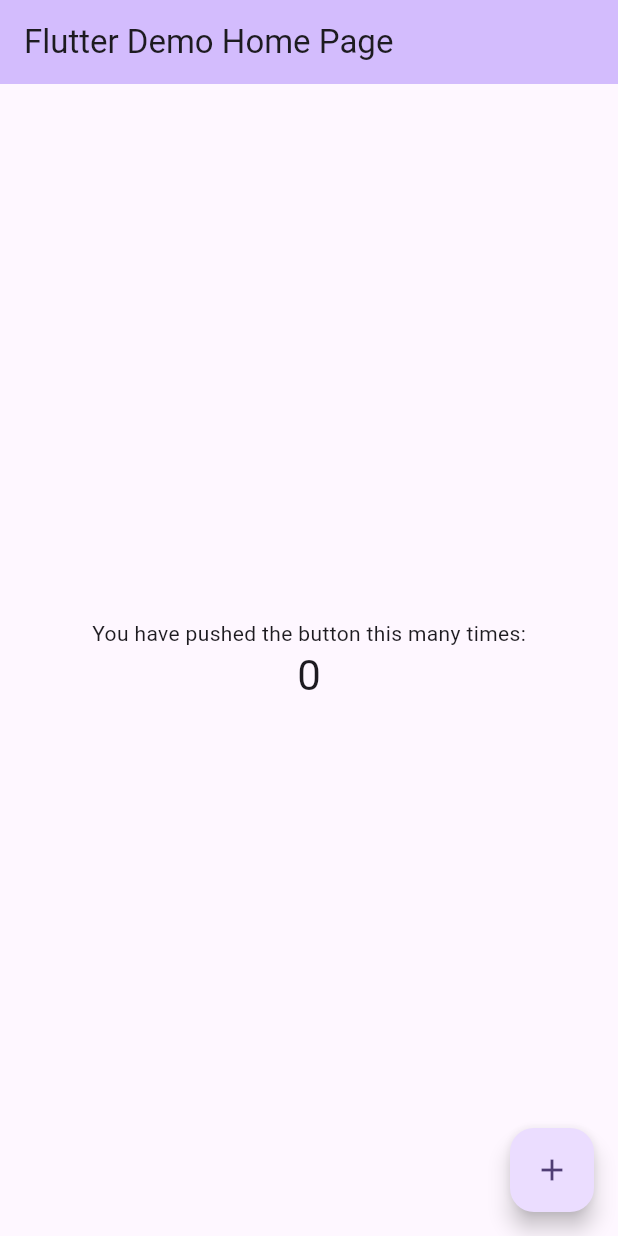
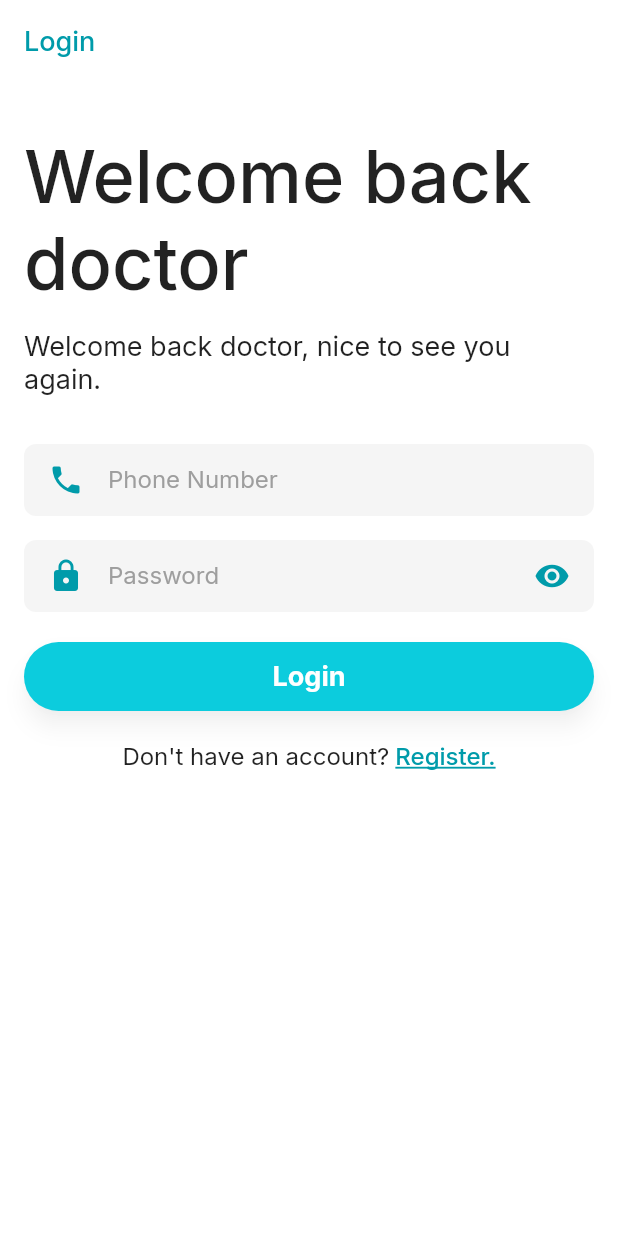
Before and after one commit to ro-drrk/front, a Flutter app: the screen it shows after launch, on a phone screen of 412 x 824 dp. Run offline on Flutter 3.47's test engine with Material 2 defaults, Android fonts, the phone set to English and light mode, and no system bars; our stand-ins replace get, google_fonts.

```diff
--- a/lib/main.dart
+++ b/lib/main.dart
@@ -1,125 +1,23 @@
 import 'package:flutter/material.dart';
+import 'package:get/get.dart';
+import 'package:pill_cart/helper/constant.dart';
+import 'package:pill_cart/screens/login_screen.dart';
+import 'package:pill_cart/screens/register_screen.dart';
 
-void main() {
-  runApp(const MyApp());
-}
+void main() => runApp(MyApp());
 
 class MyApp extends StatelessWidget {
-  const MyApp({super.key});
+  MyApp({super.key});
 
-  // This widget is the root of your application.
   @override
   Widget build(BuildContext context) {
-    return MaterialApp(
-      title: 'Flutter Demo',
-      theme: ThemeData(
-        // This is the theme of your application.
-        //
-        // TRY THIS: Try running your application with "flutter run". You'll see
-        // the application has a blue toolbar. Then, without quitting the app,
-        // try changing the seedColor in the colorScheme below to Colors.green
-        // and then invoke "hot reload" (save your changes or press the "hot
-        // reload" button in a Flutter-supported IDE, or press "r" if you used
-        // the command line to start the app).
-        //
-        // Notice that the counter didn't reset back to zero; the application
-        // state is not lost during the reload. To reset the state, use hot
-        // restart instead.
-        //
-        // This works for code too, not just values: Most code changes can be
-        // tested with just a hot reload.
-        colorScheme: ColorScheme.fromSeed(seedColor: Colors.deepPurple),
-        useMaterial3: true,
-      ),
-      home: const MyHomePage(title: 'Flutter Demo Home Page'),
+    return GetMaterialApp(
+      debugShowCheckedModeBanner: false,
+      initialRoute: '/login',
+      getPages: [
+        GetPage(name: '/register', page: () => RegisterScreen()),
+        GetPage(name: '/login', page: () => LoginScreen()),
+      ],
     );
   }
 }
-
-class MyHomePage extends StatefulWidget {
-  const MyHomePage({super.key, required this.title});
-
-  // This widget is the home page of your application. It is stateful, meaning
-  // that it has a State object (defined below) that contains fields that affect
-  // how it looks.
-
-  // This class is the configuration for the state. It holds the values (in this
-  // case the title) provided by the parent (in this case the App widget) and
-  // used by the build method of the State. Fields in a Widget subclass are
-  // always marked "final".
-
-  final String title;
-
-  @override
-  State<MyHomePage> createState() => _MyHomePageState();
-}
-
-class _MyHomePageState extends State<MyHomePage> {
-  int _counter = 0;
-
-  void _incrementCounter() {
-    setState(() {
-      // This call to setState tells the Flutter framework that something has
-      // changed in this State, which causes it to rerun the build method below
-      // so that the display can reflect the updated values. If we changed
-      // _counter without calling setState(), then the build method would not be
-      // called again, and so nothing would appear to happen.
-      _counter++;
-    });
-  }
-
-  @override
-  Widget build(BuildContext context) {
-    // This method is rerun every time setState is called, for instance as done
-    // by the _incrementCounter method above.
-    //
-    // The Flutter framework has been optimized to make rerunning build methods
-    // fast, so that you can just rebuild anything that needs updating rather
-    // than having to individually change instances of widgets.
-    return Scaffold(
-      appBar: AppBar(
-        // TRY THIS: Try changing the color here to a specific color (to
-        // Colors.amber, perhaps?) and trigger a hot reload to see the AppBar
-        // change color while the other colors stay the same.
-        backgroundColor: Theme.of(context).colorScheme.inversePrimary,
-        // Here we take the value from the MyHomePage object that was created by
-        // the App.build method, and use it to set our appbar title.
-        title: Text(widget.title),
-      ),
-      body: Center(
-        // Center is a layout widget. It takes a single child and positions it
-        // in the middle of the parent.
-        child: Column(
-          // Column is also a layout widget. It takes a list of children and
-          // arranges them vertically. By default, it sizes itself to fit its
-          // children horizontally, and tries to be as tall as its parent.
-          //
-          // Column has various properties to control how it sizes itself and
-          // how it positions its children. Here we use mainAxisAlignment to
-          // center the children vertically; the main axis here is the vertical
-          // axis because Columns are vertical (the cross axis would be
-          // horizontal).
-          //
-          // TRY THIS: Invoke "debug painting" (choose the "Toggle Debug Paint"
-          // action in the IDE, or press "p" in the console), to see the
-          // wireframe for each widget.
-          mainAxisAlignment: MainAxisAlignment.center,
-          children: <Widget>[
-            const Text(
-              'You have pushed the button this many times:',
-            ),
-            Text(
-              '$_counter',
-              style: Theme.of(context).textTheme.headlineMedium,
-            ),
-          ],
-        ),
-      ),
-      floatingActionButton: FloatingActionButton(
-        onPressed: _incrementCounter,
-        tooltip: 'Increment',
-        child: const Icon(Icons.add),
-      ), // This trailing comma makes auto-formatting nicer for build methods.
-    );
-  }
-}
--- /dev/null
+++ b/lib/screens/login_screen.dart
@@ -0,0 +1,144 @@
+import 'package:flutter/material.dart';
+import 'package:get/get.dart';
+import 'package:google_fonts/google_fonts.dart';
+import 'package:pill_cart/helper/constant.dart';
+import 'package:pill_cart/widgets/buttons/custom_primary_button.dart';
+import 'package:pill_cart/widgets/text_fields/custom_text_form_field.dart';
+
+class LoginScreen extends StatelessWidget {
+  LoginScreen({super.key});
+
+  bool isObscure = true;
+
+  @override
+  Widget build(BuildContext context) {
+    return Scaffold(
+      backgroundColor: Colors.white,
+      appBar: AppBar(
+        backgroundColor: Colors.transparent,
+        elevation: 0,
+        title: Text(
+          'Login',
+          style: GoogleFonts.inter(
+            textStyle: TextStyle(
+              color: kBrand800,
+              fontWeight: FontWeight.w500,
+              fontSize: 18,
+            ),
+          ),
+        ),
+      ),
+      body: SingleChildScrollView(
+        child: Padding(
+          padding: EdgeInsets.symmetric(horizontal: 16),
+          child: Column(
+            mainAxisAlignment: MainAxisAlignment.center,
+            mainAxisSize: MainAxisSize.min,
+            crossAxisAlignment: CrossAxisAlignment.start,
+            children: [
+              SizedBox(
+                height: 32,
+              ),
+              Text(
+                "Welcome back doctor",
+                style: GoogleFonts.inter(
+                  textStyle: TextStyle(
+                    fontWeight: FontWeight.w500,
+                    fontSize: 48,
+                  ),
+                ),
+              ),
+              SizedBox(
+                height: 16,
+              ),
+              Text(
+                "Welcome back doctor, nice to see you again.",
+                style: GoogleFonts.inter(
+                  textStyle: TextStyle(
+                    //fontWeight: FontWeight.w500,
+                    fontSize: 18,
+                  ),
+                ),
+              ),
+              SizedBox(
+                height: 32,
+              ),
+              CTextFormField(
+                preIcon: Padding(
+                  padding: const EdgeInsets.symmetric(horizontal: 16),
+                  child: Icon(
+                    Icons.phone,
+                    color: kBrand800,
+                  ),
+                ),
+                sufIcon: null,
+                labelText: "Phone Number",
+                preText: "+963 ",
+              ),
+              SizedBox(
+                height: 16,
+              ),
+              CTextFormField(
+                passwordInVisible: true,
+                isSuffixIcon: true,
+                preIcon: Padding(
+                  padding: const EdgeInsets.symmetric(horizontal: 16),
+                  child: Icon(
+                    Icons.lock,
+                    color: kBrand800,
+                  ),
+                ),
+                sufIcon: Icons.remove_red_eye,
+                labelText: "Password",
+                preText: null,
+              ),
+              SizedBox(
+                height: 20,
+              ),
+              CPrimaryButton(buttonText: "Login"),
+              SizedBox(
+                height: 20,
+              ),
+              Row(
+                mainAxisAlignment: MainAxisAlignment.center,
+                children: [
+                  Text(
+                    "Don't have an account?",
+                    style: GoogleFonts.inter(
+                      textStyle: TextStyle(
+                        //fontWeight: FontWeight.w500,
+                        fontSize: 16,
+                      ),
+                    ),
+                  ),
+                  SizedBox(
+                    width: 4,
+                  ),
+                  GestureDetector(
+                    onTap: () {
+                      Get.offNamed('/register');
+                    },
+                    child: Text(
+                      "Register.",
+                      style: GoogleFonts.inter(
+                        textStyle: TextStyle(
+                          color: kBrand800,
+                          fontWeight: FontWeight.w500,
+                          fontSize: 16,
+                          decoration: TextDecoration.underline,
+                        ),
+                      ),
+                    ),
+                  ),
+                ],
+              ),
+              SizedBox(
+                height: 32,
+              ),
+            ],
+          ),
+        ),
+      ),
+    );
+  }
+}
--- /dev/null
+++ b/lib/widgets/buttons/custom_primary_button.dart
@@ -0,0 +1,39 @@
+import 'package:flutter/material.dart';
+import 'package:google_fonts/google_fonts.dart';
+import 'package:pill_cart/helper/constant.dart';
+
+class CPrimaryButton extends StatelessWidget {
+  final String buttonText;
+
+  const CPrimaryButton({
+    required this.buttonText,
+  });
+
+  @override
+  Widget build(BuildContext context) {
+    return Container(
+      height: 46,
+      child: ElevatedButton(
+        onPressed: () {},
+        child: Text(
+          buttonText,
+        ),
+        style: ElevatedButton.styleFrom(
+          minimumSize: Size(double.infinity, 0),
+          backgroundColor: kBrand600,
+          foregroundColor: Colors.white,
+          elevation: 6,
+          shadowColor: Colors.black26,
+          textStyle: GoogleFonts.inter(
+            textStyle: TextStyle(
+              fontWeight: FontWeight.bold,
+              fontSize: 18,
+            ),
+          ),
+          shape:
+              RoundedRectangleBorder(borderRadius: BorderRadius.circular(30)),
+        ),
+      ),
+    );
+  }
+}
--- /dev/null
+++ b/lib/widgets/text_fields/custom_text_form_field.dart
@@ -0,0 +1,82 @@
+import 'package:flutter/material.dart';
+import 'package:google_fonts/google_fonts.dart';
+import 'package:pill_cart/helper/constant.dart';
+
+class CTextFormField extends StatefulWidget {
+  final String labelText;
+  final String? preText;
+  final Widget? preIcon;
+  final IconData? sufIcon;
+  final bool isSuffixIcon;
+  bool passwordInVisible;
+
+  CTextFormField({
+    super.key,
+    required this.labelText,
+    required this.preText,
+    required this.preIcon,
+    required this.sufIcon,
+    this.isSuffixIcon = false,
+    this.passwordInVisible = false,
+  });
+
+  @override
+  State<CTextFormField> createState() => _CTextFormFieldState();
+}
+
+class _CTextFormFieldState extends State<CTextFormField> {
+  @override
+  Widget build(BuildContext context) {
+    return TextFormField(
+      obscureText: widget.passwordInVisible,
+      cursorColor: kBrand800,
+      cursorWidth: 2,
+      cursorHeight: 20,
+      cursorOpacityAnimates: true,
+      decoration: InputDecoration(
+        floatingLabelBehavior: FloatingLabelBehavior.auto,
+        labelText: widget.labelText,
+        labelStyle: GoogleFonts.inter(
+          textStyle: TextStyle(fontSize: 16, color: Colors.grey),
+        ),
+        prefixStyle: GoogleFonts.inter(
+          textStyle: TextStyle(
+            color: Colors.grey,
+            fontSize: 16,
+          ),
+        ),
+        prefixText: widget.preText,
+        prefixIcon: widget.preIcon,
+        suffixIcon: widget.isSuffixIcon
+            ? IconButton(
+                onPressed: () {
+                  setState(() {
+                    widget.passwordInVisible = !widget.passwordInVisible;
+                  });
+                },
+                splashRadius: 1,
+                padding: const EdgeInsets.symmetric(horizontal: 16),
+                icon: Icon(
+                  widget.sufIcon,
+                  color: kBrand800,
+                ),
+              )
+            : null,
+        filled: true,
+        fillColor: Colors.grey[100],
+        // constraints: BoxConstraints(minHeight: 46),
+        focusedBorder: OutlineInputBorder(
+          borderRadius: BorderRadius.circular(8),
+          borderSide: BorderSide(
+            color: kBrand800,
+            width: 2,
+          ),
+        ),
+        enabledBorder: OutlineInputBorder(
+            borderSide: BorderSide.none,
+            borderRadius: BorderRadius.circular(8)),
+        contentPadding: EdgeInsets.symmetric(vertical: 0, horizontal: 24),
+      ),
+    );
+  }
+}
--- a/pubspec.yaml
+++ b/pubspec.yaml
@@ -35,6 +35,8 @@ dependencies:
   # The following adds the Cupertino Icons font to your application.
   # Use with the CupertinoIcons class for iOS style icons.
   cupertino_icons: ^1.0.2
+  google_fonts: ^6.1.0
+  get:
 
 dev_dependencies:
   flutter_test:
```
Also changed, not shown: lib/helper/constant.dart (added, +12 -0 lines), lib/screens/register_screen.dart (added, +163 -0 lines), lib/widgets/buttons/custom_outline_button.dart (added, +45 -0 lines), pubspec.lock, 1 other file.
